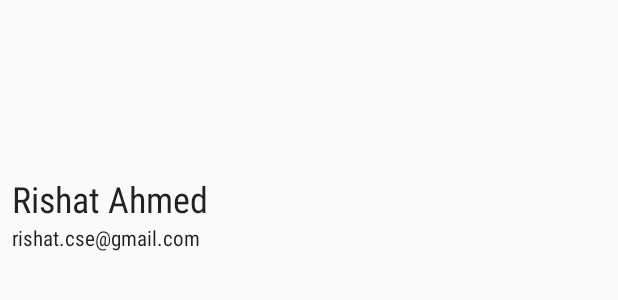
After one commit to mrshadat/TourmateApp, an Android app: the layout nav_header.xml on its own in the app's theme, with its tools: preview values and no code run, on a phone screen of 412 x 824 dp. The commit adds this screen. Shown: the top 300 px of the screen. Run offline under Robolectric (Android 15) with nearby library versions, the phone set to English and light mode, and no system bars.

Commit message:
navigation drawer - success

```diff
--- a/app/src/main/res/layout/fragment_login.xml
+++ b/app/src/main/res/layout/activity_nav_drawer.xml
@@ -1,10 +1,12 @@
 <?xml version="1.0" encoding="utf-8"?>
 <LinearLayout xmlns:android="http://schemas.android.com/apk/res/android"
+    xmlns:app="http://schemas.android.com/apk/res-auto"
     xmlns:tools="http://schemas.android.com/tools"
     android:layout_width="match_parent"
     android:layout_height="match_parent"
     android:orientation="vertical"
-    tools:context=".LoginFragment">
+    tools:context="com.mrshadat.tourmateapp.NavDrawerActivity">
+
 
     <EditText
         android:id="@+id/emailEt"
--- /dev/null
+++ b/app/src/main/res/layout/nav_header.xml
@@ -0,0 +1,25 @@
+<?xml version="1.0" encoding="utf-8"?>
+<LinearLayout xmlns:android="http://schemas.android.com/apk/res/android"
+    android:orientation="vertical" android:layout_width="match_parent"
+    android:layout_height="176dp"
+    android:gravity="bottom"
+    android:padding="8dp"
+    style="@style/ThemeOverlay.AppCompat.Dark">
+
+
+    <TextView
+        android:layout_width="wrap_content"
+        android:layout_height="wrap_content"
+        android:fontFamily="sans-serif-condensed"
+        style="@style/TextAppearance.AppCompat.Headline"
+        android:text="Rishat Ahmed"/>
+
+    <TextView
+        android:fontFamily="sans-serif-condensed"
+        android:layout_width="wrap_content"
+        android:layout_height="wrap_content"
+        style="@style/TextAppearance.AppCompat.Body1"
+        android:text="rishat.cse@gmail.com"/>
+
+
+</LinearLayout>
--- a/app/src/main/res/values/styles.xml
+++ b/app/src/main/res/values/styles.xml
@@ -1,11 +1,16 @@
 <resources>
 
     <!-- Base application theme. -->
-    <style name="AppTheme" parent="Theme.AppCompat.Light.DarkActionBar">
+    <style name="AppTheme" parent="Theme.AppCompat.Light.NoActionBar">
         <!-- Customize your theme here. -->
         <item name="colorPrimary">@color/colorPrimary</item>
         <item name="colorPrimaryDark">@color/colorPrimaryDark</item>
         <item name="colorAccent">@color/colorAccent</item>
     </style>
 
+    <style name="AppTheme.NoActionBar">
+        <item name="windowActionBar">false</item>
+        <item name="windowNoTitle">true</item>
+    </style>
+
 </resources>
```
Also changed, not shown: app/src/main/AndroidManifest.xml (+15 -8 lines), app/src/main/java/com/mrshadat/tourmateapp/MainActivity.java (+68 -1 lines), app/src/main/java/com/mrshadat/tourmateapp/NavDrawerActivity.java (renamed from app/src/main/java/com/mrshadat/tourmateapp/LoginFragment.java, +15 -31 lines), app/src/main/res/layout/activity_main.xml (+29 -2 lines), app/src/main/res/menu/drawer_menu.xml (added, +13 -0 lines), app/src/main/res/navigation/nav_graph.xml (+1 -10 lines).
